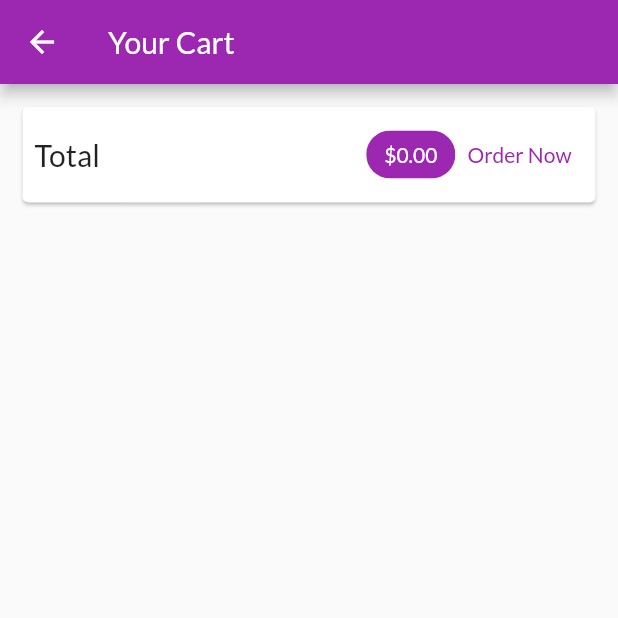
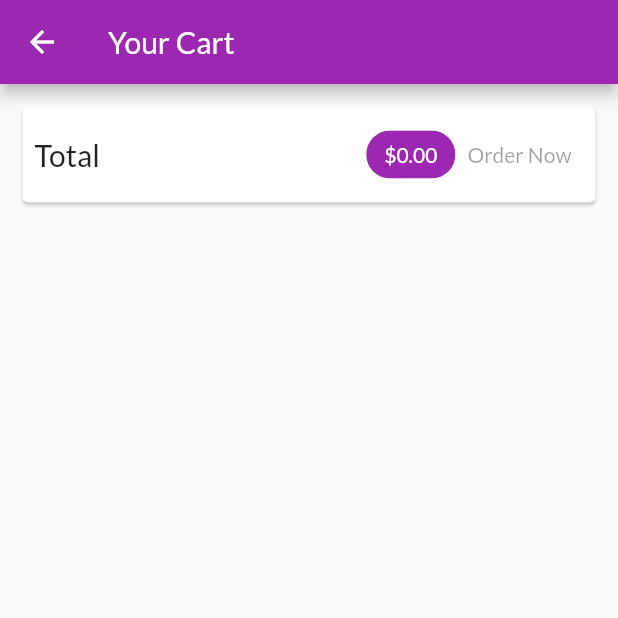
Before and after one commit to SufyanSajid/shop_max, a Flutter app: the CartScreen screen opened by its route, on a phone screen of 412 x 824 dp, the top half of it. Run offline on Flutter 3.47's test engine with Material 2 defaults, Android fonts, the phone set to English and light mode, and no system bars; network calls fail.

Commit message:
17/10/2021

```diff
--- /dev/null
+++ b/lib/Models/http_exception.dart
@@ -0,0 +1,14 @@
+import 'package:flutter/services.dart';
+
+class HttpException implements Exception {
+  String message;
+
+  HttpException(this.message);
+
+  @override
+  String toString() {
+    // TODO: implement toString
+    return message;
+    // return super.toString();
+  }
+}
--- a/lib/screens/cart_screen.dart
+++ b/lib/screens/cart_screen.dart
@@ -38,14 +38,7 @@ class CartScreen extends StatelessWidget {
                     ),
                     backgroundColor: Theme.of(context).colorScheme.primary,
                   ),
-                  TextButton(
-                    onPressed: () {
-                      Provider.of<Orders>(context, listen: false).addOrder(
-                          cart.items.values.toList(), cart.totalAmout);
-                      cart.clearCart();
-                    },
-                    child: Text('Order Now'),
-                  )
+                  button(cart: cart)
                 ],
               ),
             ),
@@ -69,3 +62,41 @@ class CartScreen extends StatelessWidget {
     );
   }
 }
+
+class button extends StatefulWidget {
+  const button({
+    Key? key,
+    required this.cart,
+  }) : super(key: key);
+
+  final Cart cart;
+
+  @override
+  State<button> createState() => _buttonState();
+}
+
+class _buttonState extends State<button> {
+  var _isloading = false;
+  @override
+  Widget build(BuildContext context) {
+    return TextButton(
+      onPressed: (widget.cart.totalAmout <= 0 || _isloading)
+          ? null
+          : () async {
+              setState(() {
+                _isloading = true;
+              });
+              await Provider.of<Orders>(context, listen: false)
+                  .addOrder(
+                      widget.cart.items.values.toList(), widget.cart.totalAmout)
+                  .then((_) {
+                setState(() {
+                  _isloading = false;
+                });
+              });
+              widget.cart.clearCart();
+            },
+      child: _isloading ? CircularProgressIndicator() : Text('Order Now'),
+    );
+  }
+}
--- a/lib/widgets/product_item.dart
+++ b/lib/widgets/product_item.dart
@@ -40,7 +40,7 @@ class ProductItem extends StatelessWidget {
               ),
               color: Theme.of(context).colorScheme.secondary,
               onPressed: () {
-                product.toggleFavoriteStatus();
+                product.toggleFavoriteStatus(product.id);
               },
             ),
           ),
```
Also changed, not shown: lib/provider/orders.dart (+24 -3 lines), lib/provider/product.dart (+22 -2 lines), lib/provider/products.dart (+14 -6 lines), lib/widgets/user_productItem.dart (+12 -2 lines).
